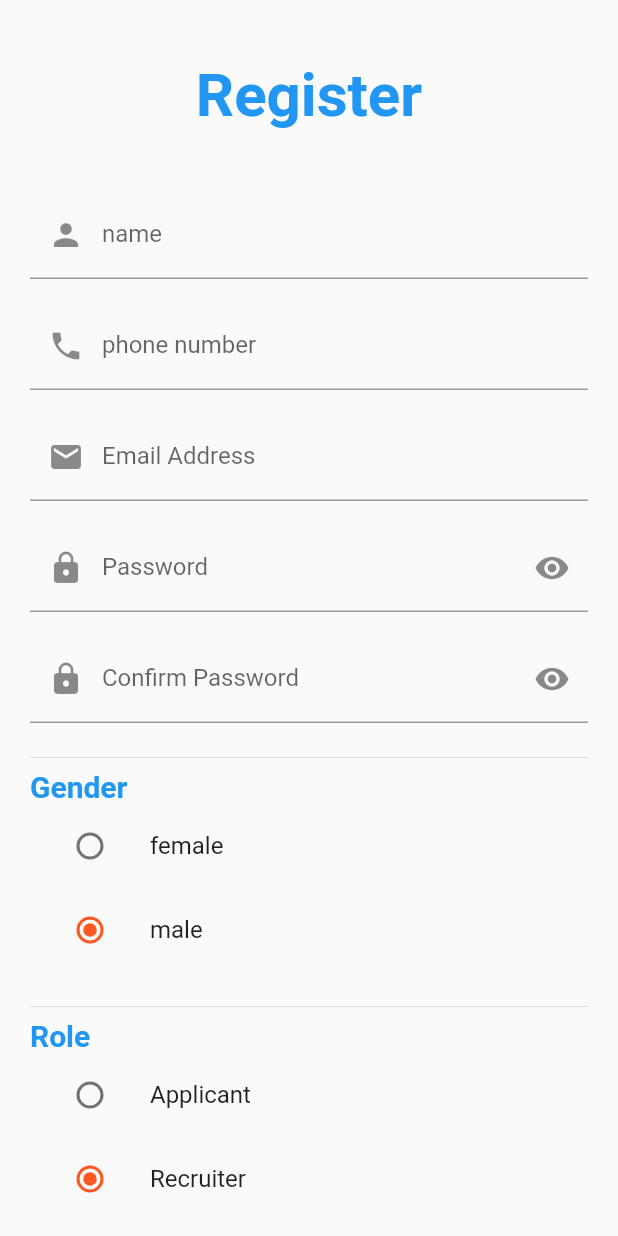
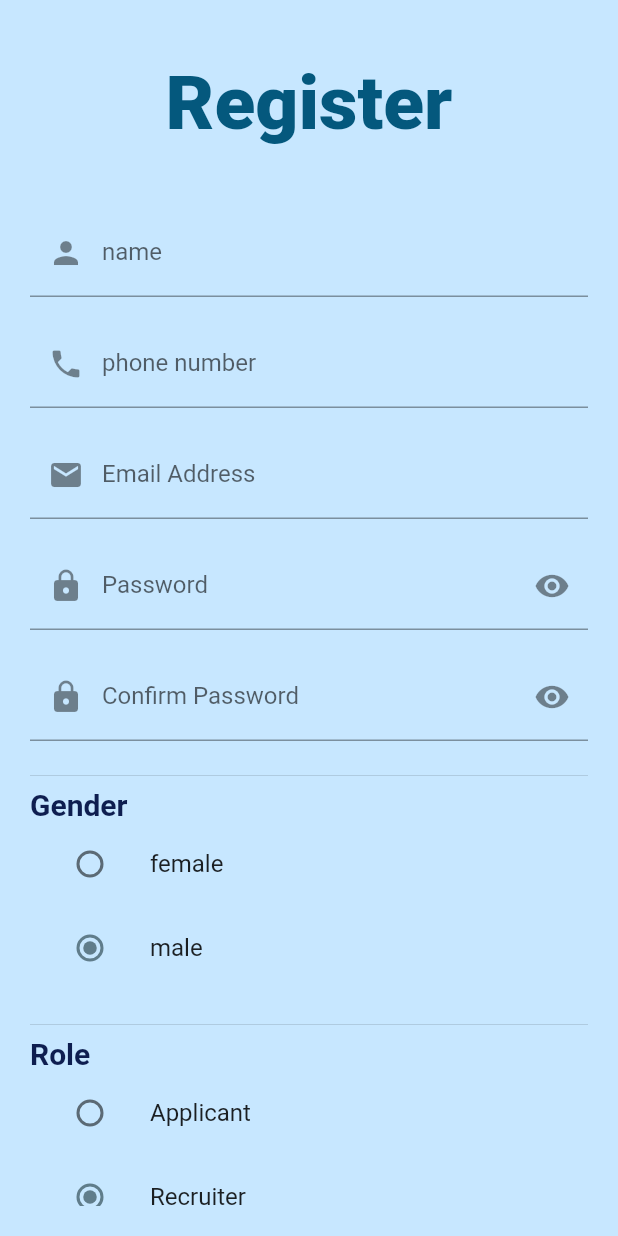
Before and after one commit to nadahanii/Int-Hire_GP, a Flutter app: the screen it shows after launch, after a tap on "LOGIN", after a tap on "Register Now", on a phone screen of 412 x 824 dp. Run offline on Flutter 3.47's test engine with Material 2 defaults, Android fonts, the light colour scheme and no system bars; our stand-ins replace csv, font_awesome_flutter, google_fonts, shared_preferences.

Commit message:
theme is done in register screens and login

```diff
--- a/lib/main.dart
+++ b/lib/main.dart
@@ -58,15 +58,15 @@ class MyApp extends StatelessWidget {
           routes: {
             LoginScreen.routeName: (ctx) => LoginScreen(loginTheme: globalTheme,),
             SplashScreen.routeName: (ctx) => SplashScreen(),
-            RegisterScreen.routeName: (ctx) => RegisterScreen(),
+            RegisterScreen.routeName: (ctx) => RegisterScreen(registerTheme: globalTheme,),
             JobView.routeName: (ctx) => JobView(),
             add_test.routeName: (ctx) => add_test(),
             JobOperations.routeName: (ctx) => JobOperations(),
             HistoryHomePage.routeName: (ctx) => HistoryHomePage(),
             Settings_page.routeName: (ctx)=>Settings_page(),
             Notification_page.routeName:(ctx)=>Notification_page(),
-            applicant_register_screen.routeName: (ctx) => applicant_register_screen(),
-            recruiter_register_screen.routeName: (ctx) => recruiter_register_screen(),
+            applicant_register_screen.routeName: (ctx) => applicant_register_screen(registerTheme: globalTheme,),
+            recruiter_register_screen.routeName: (ctx) => recruiter_register_screen(registerTheme: globalTheme,),
             ProfileScreen.routeName: (ctx) => ProfileScreen(),
           },
         ),
--- a/lib/models/GlobalTheme.dart
+++ b/lib/models/GlobalTheme.dart
@@ -5,16 +5,20 @@ import 'package:google_fonts/google_fonts.dart';
 
 class GlobalTheme with ChangeNotifier {
   final globalTheme = ThemeData(
-    primarySwatch: Colors.deepOrange,
+    primarySwatch: Colors.blueGrey,
+    backgroundColor: Color.fromRGBO(199, 231, 255,1),
     textTheme: const TextTheme(
-      headlineLarge: TextStyle(
-        fontWeight: FontWeight.w900,
-        color: Color.fromRGBO(4, 88, 125,4),
-        fontSize: 50
+      labelMedium: TextStyle(
+        fontWeight: FontWeight.bold,
+
+        color: Color.fromRGBO(4, 88, 125,1),
+        fontSize: 17
+
       ),
       bodyText2: TextStyle(
-        color: Colors.blue,
-        fontSize: 18,
+        color: Color.fromRGBO(14, 30, 80, 1),
+        //Color.fromRGBO(64, 191, 197, 1),
+        fontSize: 15,
         fontWeight: FontWeight.bold,
       ),
       caption: TextStyle(
--- a/lib/screens/Login_Screen.dart
+++ b/lib/screens/Login_Screen.dart
@@ -51,7 +51,7 @@ class _LoginScreenState extends State<LoginScreen> {
   @override
   Widget build(BuildContext context) {
     return Scaffold(
-        backgroundColor: Color.fromRGBO(255, 198, 196,2),
+        backgroundColor: widget.loginTheme.backgroundColor,
       //appBar: AppBar(),
         body: Padding(
             padding: const EdgeInsets.all(20.0),
@@ -73,10 +73,13 @@ class _LoginScreenState extends State<LoginScreen> {
 
                       TextFormField(
                         decoration: InputDecoration(labelText: 'Email Address',
+
                           prefixIcon: Icon (
                             Icons.email,
                           ),
                         ),
+
+                        //style: widget.loginTheme.textTheme.labelMedium,
                         keyboardType: TextInputType.emailAddress,
                         onFieldSubmitted: (value) {
                           //Validator
@@ -112,6 +115,7 @@ class _LoginScreenState extends State<LoginScreen> {
                             Icons.lock,
                           ),
                         ),
+                        //style: widget.loginTheme.textTheme.labelMedium,
                         keyboardType: TextInputType.visiblePassword,
                         onFieldSubmitted: (password) {
                           //Validator
@@ -132,7 +136,7 @@ class _LoginScreenState extends State<LoginScreen> {
 
                       Container(
                         width: double.infinity,
-                        color: Colors.blue,
+                        color: Color.fromRGBO(4, 88, 125,1),
                         child: MaterialButton(
 
                           onPressed: (){
@@ -145,6 +149,7 @@ class _LoginScreenState extends State<LoginScreen> {
                             'LOGIN',
                             style: TextStyle(
                               color: Colors.white,
+                              fontSize: 17
                             ),
                           ),
                         ),
@@ -156,7 +161,8 @@ class _LoginScreenState extends State<LoginScreen> {
                         onPressed: () {},
                         child: Text(
                           'Forgot your Password?',
-                          style: TextStyle(color: Colors.grey, fontSize: 13),
+                          style: widget.loginTheme.textTheme.bodyText2
+                          /*TextStyle(color: Colors.grey, fontSize: 13)*/,
                         ),
                       ),
 
@@ -166,17 +172,21 @@ class _LoginScreenState extends State<LoginScreen> {
                           mainAxisAlignment: MainAxisAlignment.start,
                           children: [
                             socialButtonRect(
-                                'Login with Facebook ', facebookColor, Icons.facebook),
+                                'Login with Facebook ',
+                                facebookColor,
+                                Icons.facebook),
                             socialButtonRect('Login with Google ', googleColor, Icons.android),
                           ],
                         ),
                       ),
+
 
                       Row(
                         mainAxisAlignment: MainAxisAlignment.center,
                         children: [
                           Text(
                             'Don\'t have an account?',
+                            style: widget.loginTheme.textTheme.labelMedium,
                           ),
                           TextButton(
                             onPressed: () {
@@ -184,6 +194,7 @@ class _LoginScreenState extends State<LoginScreen> {
                             },
                             child: Text(
                               'Register Now',
+                              style: widget.loginTheme.textTheme.bodyText2,
                             ),
                           ),
                         ],
--- a/lib/screens/Register_Screen.dart
+++ b/lib/screens/Register_Screen.dart
@@ -1,11 +1,14 @@
 import 'package:flutter/material.dart';
+import 'package:google_fonts/google_fonts.dart';
 import 'package:history_feature/screens/applicant_register_screen.dart';
 import 'package:history_feature/screens/recruiter_register_screen.dart';
 import '../helpers/pair.dart';
 
 class RegisterScreen extends StatefulWidget {
-  RegisterScreen({Key? key}) : super(key: key);
   static const routeName = '/Register_Screen';
+  final ThemeData registerTheme;
+  RegisterScreen({Key? key ,  required this.registerTheme}) : super(key: key);
+
 
   @override
   State<RegisterScreen> createState() => _RegisterScreenState();
@@ -34,7 +37,7 @@ class _RegisterScreenState extends State<RegisterScreen> {
         const Divider(),
         Text(
           text,
-          style: const TextStyle(fontSize: 20),
+          style: const TextStyle(fontSize: 20,color: Color.fromRGBO(14, 30, 80, 1)),
         ),
         ...list,
       ],
@@ -45,6 +48,7 @@ class _RegisterScreenState extends State<RegisterScreen> {
   @override
   Widget build(BuildContext context) {
     return Scaffold(
+      backgroundColor: widget.registerTheme.backgroundColor,
       //appBar: AppBar(),
         body: Padding(
             padding: const EdgeInsets.all(20.0),
@@ -59,10 +63,7 @@ class _RegisterScreenState extends State<RegisterScreen> {
                       ),
                       Text(
                         'Register',
-                        style: TextStyle(
-                          fontSize: 40.0,
-                          fontWeight: FontWeight.bold,
-                        ),
+                          style: GoogleFonts.secularOne(fontSize: 50 , fontWeight: FontWeight.w800, color: Color.fromRGBO(4, 88, 125,4))
                       ),
                       SizedBox(
                         height: 40.0,
@@ -159,7 +160,7 @@ class _RegisterScreenState extends State<RegisterScreen> {
                           if ( password!.isEmpty ||
                               !RegExp(r'^(?=.*?[A-Z])(?=.*?[a-z])(?=.*?[0-9])(?=.*?[!@#\$&*~]).{8,}$')
                                   .hasMatch(password)) {
-                            return 'Enter a valid Password!'
+                            return 'Enter a valid Password (8 from \'\'uppercase and lowercase letters, special chars and numbers\'\')'
                             ;
                           }
                           return null;
@@ -195,11 +196,11 @@ class _RegisterScreenState extends State<RegisterScreen> {
                           if ( value!.isEmpty ||
                               !RegExp(r'^(?=.*?[A-Z])(?=.*?[a-z])(?=.*?[0-9])(?=.*?[!@#\$&*~]).{8,}$')
                                   .hasMatch(value) ) {
-                            return 'Enter a valid Password!'
+                            return 'Enter a valid Password (8 from \'\'uppercase and lowercase letters, special chars and numbers\'\')'
                             ;
                           }
                           if (passwordController.text != value)
-                            return 'Password doesnot match';
+                            return 'Password does not match';
                           return null;
                         },
                       ),   //confirm
@@ -229,6 +230,7 @@ class _RegisterScreenState extends State<RegisterScreen> {
                           height: 15.0),
                       _radioButtonGroup(
                         text: 'Role',
+
                         list: _roleList.map((pair){
                           return ListTile(
                             title: Text(pair.item1),
@@ -257,7 +259,7 @@ class _RegisterScreenState extends State<RegisterScreen> {
                             {
                               Navigator.push(context,
                                   MaterialPageRoute(
-                                      builder: (context) => applicant_register_screen())
+                                      builder: (context) => applicant_register_screen(registerTheme: widget.registerTheme,))
                               );
                               //Navigator.of(context).pushReplacementNamed('/applicant_register_screen');
                             }
@@ -265,7 +267,7 @@ class _RegisterScreenState extends State<RegisterScreen> {
                             {
                               Navigator.push(context,
                                   MaterialPageRoute(
-                                      builder: (context) => recruiter_register_screen())
+                                      builder: (context) => recruiter_register_screen(registerTheme: widget.registerTheme,))
                               );
                               // Navigator.of(context).pushReplacementNamed('/recruiter_register_screen');
                             }
@@ -282,15 +284,19 @@ class _RegisterScreenState extends State<RegisterScreen> {
 
                         style: OutlinedButton.styleFrom(
                           fixedSize: Size(160,55),
-                          primary: Colors.indigo,
-                          backgroundColor: Colors.indigo,
+                          primary: Color.fromRGBO(4, 88, 125,1),
+                          backgroundColor: Color.fromRGBO(4, 88, 125,1),
                         ),
+                      ),
+                      SizedBox(
+                        height: 20.0,
                       ),
                       Row(
                         mainAxisAlignment: MainAxisAlignment.center,
                         children: [
                           Text(
                             'have an account?',
+                            style: widget.registerTheme.textTheme.labelMedium,
                           ),
                           TextButton(
                             onPressed: () {
@@ -299,6 +305,7 @@ class _RegisterScreenState extends State<RegisterScreen> {
                             },
                             child: Text(
                               'Login Now',
+                              style: widget.registerTheme.textTheme.bodyText2,
                             ),
                           ),
                         ],
```
Also changed, not shown: lib/screens/applicant_register_screen.dart (+8 -8 lines), lib/screens/recruiter_register_screen.dart (+7 -7 lines), pubspec.lock.
